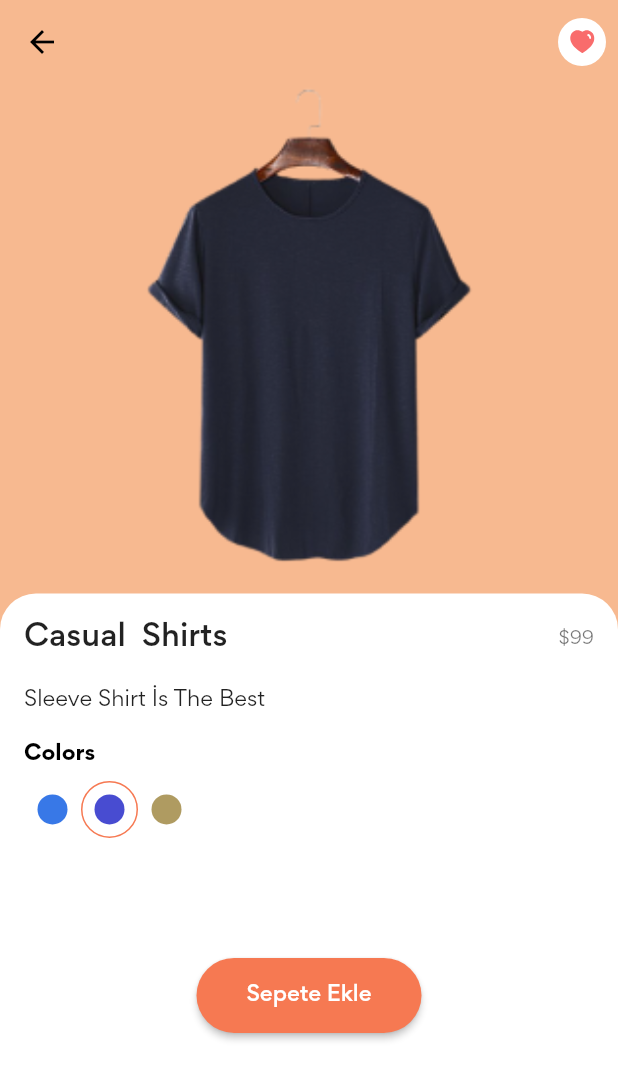
After one commit to armangencer/ui_shop_app, a Flutter app: the screen it shows after launch, after a tap on an icon or button, on a phone screen of 412 x 824 dp. The commit adds this screen. Shown: the top 1080 px of the screen. Run offline on Flutter 3.47's test engine with Material 2 defaults, Android fonts, the phone set to English and light mode, and no system bars; our stand-ins replace flutter_svg.

Commit message:
final_commit
component and final product style

```diff
--- /dev/null
+++ b/lib/details/components/color_dot.dart
@@ -0,0 +1,33 @@
+import 'package:flutter/material.dart';
+
+import '../../screens/constants.dart';
+
+class ColorDot extends StatelessWidget {
+  const ColorDot({
+    super.key,
+    required this.color,
+    required this.isActive,
+    required this.press,
+  });
+
+  final Color color;
+  final bool isActive;
+  final VoidCallback press;
+
+  @override
+  Widget build(BuildContext context) {
+    return GestureDetector(
+      onTap: press,
+      child: Container(
+        padding: const EdgeInsets.all(
+          defaultPadding / 2,
+        ),
+        decoration: BoxDecoration(
+            border:
+                Border.all(color: isActive ? primaryColor : Colors.transparent),
+            shape: BoxShape.circle),
+        child: CircleAvatar(radius: 10, backgroundColor: color),
+      ),
+    );
+  }
+}
--- /dev/null
+++ b/lib/details/details_screen.dart
@@ -0,0 +1,124 @@
+import 'package:flutter/material.dart';
+import 'package:flutter_svg/svg.dart';
+import 'package:ui_shop_app/screens/constants.dart';
+
+import '../models/product.dart';
+import 'components/color_dot.dart';
+
+class DetailsScreen extends StatelessWidget {
+  const DetailsScreen({super.key, required this.product});
+
+  final Product product;
+
+  @override
+  Widget build(BuildContext context) {
+    return Scaffold(
+      backgroundColor: product.bgColor,
+      appBar: AppBar(
+        backgroundColor: Colors.transparent,
+        elevation: 0,
+        leading: const BackButton(color: Colors.black),
+        actions: [
+          IconButton(
+            onPressed: () {},
+            icon: CircleAvatar(
+              backgroundColor: Colors.white,
+              child: SvgPicture.asset(
+                "assets/icons/Heart.svg",
+                height: 20,
+              ),
+            ),
+          ),
+        ],
+      ),
+      body: Column(
+        children: [
+          Image.asset(
+            product.image,
+            height: MediaQuery.of(context).size.height * 0.4,
+            fit: BoxFit.cover,
+          ),
+          const SizedBox(height: 10),
+          Expanded(
+            child: Container(
+              padding: const EdgeInsets.fromLTRB(defaultPadding, defaultPadding,
+                  defaultPadding, defaultPadding),
+              decoration: const BoxDecoration(
+                  color: Colors.white,
+                  borderRadius: BorderRadius.only(
+                      topLeft: Radius.circular(defaultBorderRadius * 2),
+                      topRight: Radius.circular(defaultBorderRadius * 2))),
+              child: SingleChildScrollView(
+                child: Column(
+                  crossAxisAlignment: CrossAxisAlignment.start,
+                  children: [
+                    Row(
+                      children: [
+                        Expanded(
+                          child: Text(
+                            product.title,
+                            style: Theme.of(context).textTheme.titleLarge,
+                          ),
+                        ),
+                        const SizedBox(width: defaultPadding),
+                        Text(
+                          '\$${product.price}',
+                          style: Theme.of(context).textTheme.bodySmall,
+                        ),
+                      ],
+                    ),
+                    const Padding(
+                      padding: EdgeInsets.symmetric(vertical: defaultPadding),
+                      child: Text('Sleeve Shirt İs The Best'),
+                    ),
+                    const Text(
+                      'Colors',
+                      style: TextStyle(
+                          color: Colors.black, fontWeight: FontWeight.bold),
+                    ),
+                    const SizedBox(
+                      height: defaultPadding / 2,
+                    ),
+                    Row(
+                      children: [
+                        ColorDot(
+                          color: const Color.fromARGB(255, 56, 120, 231),
+                          press: () {},
+                          isActive: false,
+                        ),
+                        ColorDot(
+                          color: const Color.fromARGB(255, 72, 76, 209),
+                          press: () {},
+                          isActive: true,
+                        ),
+                        ColorDot(
+                          color: const Color.fromARGB(255, 175, 155, 97),
+                          press: () {},
+                          isActive: false,
+                        ),
+                      ],
+                    ),
+                    const SizedBox(height: defaultPadding * 5),
+                    Center(
+                      child: SizedBox(
+                        height: 50,
+                        width: 150,
+                        child: ElevatedButton(
+                          onPressed: () {},
+                          style: ElevatedButton.styleFrom(
+                              backgroundColor: primaryColor,
+                              shape: const StadiumBorder()),
+                          child: const Text('Sepete Ekle'),
+                        ),
+                      ),
+                    )
+                  ],
+                ),
+              ),
+            ),
+          ),
+        ],
+      ),
+    );
+  }
+}
--- a/lib/models/product.dart
+++ b/lib/models/product.dart
@@ -16,19 +16,19 @@ class Product {
 List<Product> demo_product = [
   Product(
     image: "assets/images/product_0.png",
-    title: "Long Sleeve Shirts",
+    title: "Sleeve Shirts",
     price: 165,
     bgColor: const Color.fromARGB(255, 247, 185, 144),
   ),
   Product(
     image: "assets/images/product_1.png",
-    title: "Casual Henley Shirts",
+    title: "Casual  Shirts",
     price: 99,
     bgColor: const Color.fromARGB(255, 247, 185, 144),
   ),
   Product(
     image: "assets/images/product_2.png",
-    title: "Curved Hem Shirts",
+    title: " Hem Shirts",
     price: 180,
     bgColor: const Color.fromARGB(255, 247, 185, 144),
   ),
--- a/lib/screens/components/new_arrival.dart
+++ b/lib/screens/components/new_arrival.dart
@@ -1,4 +1,5 @@
 import 'package:flutter/material.dart';
+import 'package:ui_shop_app/details/details_screen.dart';
 import 'package:ui_shop_app/screens/components/product_card.dart';
 import 'package:ui_shop_app/screens/components/section_title.dart';
 
@@ -29,7 +30,14 @@ class NewArrival extends StatelessWidget {
                   image: demo_product[index].image,
                   title: demo_product[index].title,
                   price: demo_product[index].price,
-                  press: () {},
+                  press: () {
+                    Navigator.push(
+                        context,
+                        MaterialPageRoute(
+                          builder: (context) =>
+                              DetailsScreen(product: demo_product[index]),
+                        ));
+                  },
                 ),
               ),
             ),
```
